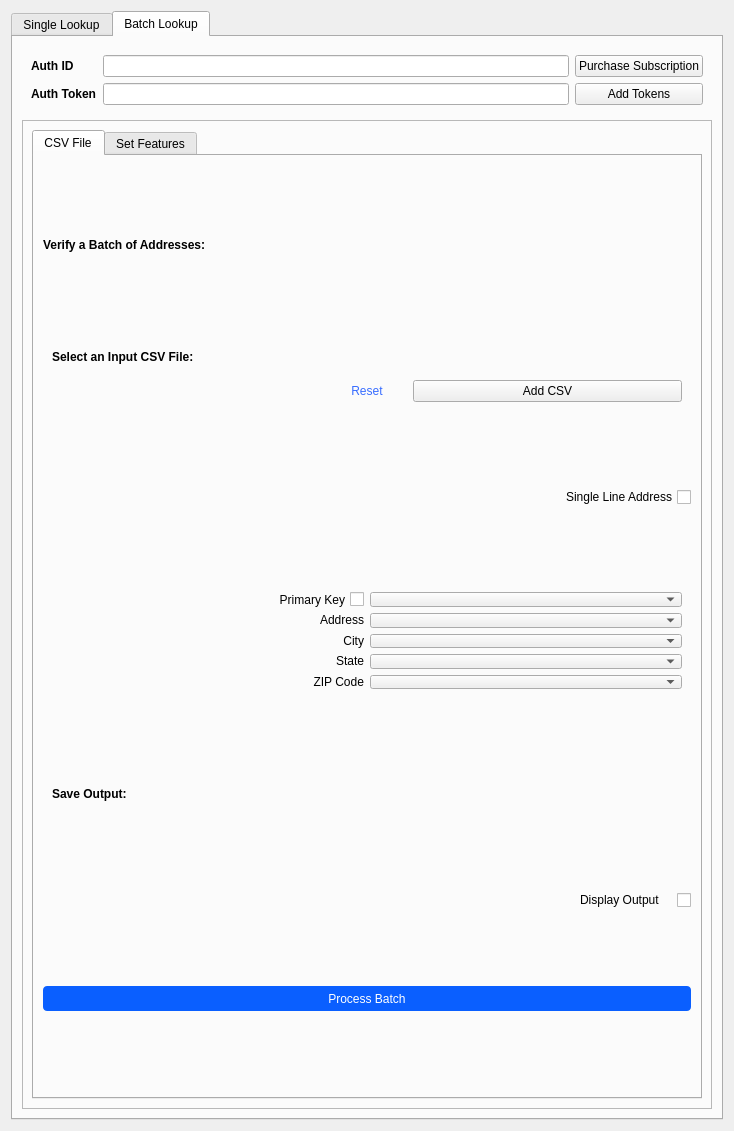
Old version of the form smarty/smarty_dialog_base.ui in the repository smarty/qgis-plugin.
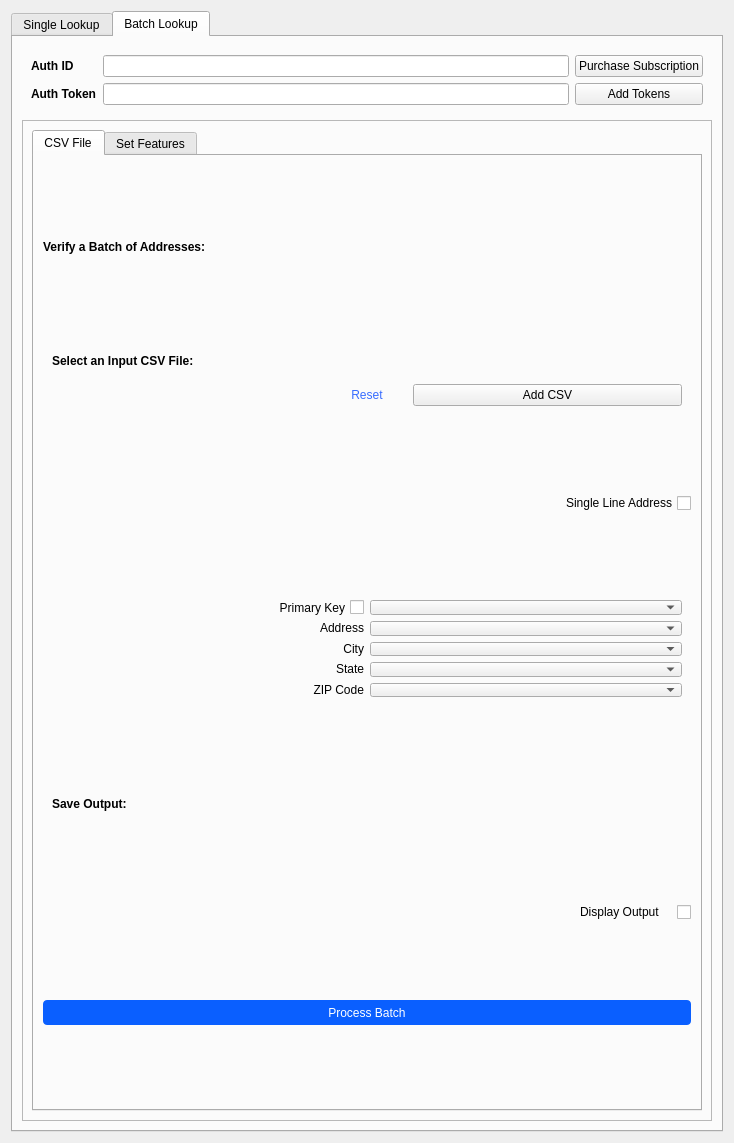
New version of the form. The open tabs and pages were chosen to show the change. Custom widgets are drawn as their Qt base class.

Commit message: Tried helping the tabs resizing... doesn't like anything

Diff of the .ui file:
```diff
--- a/smarty/smarty_dialog_base.ui
+++ b/smarty/smarty_dialog_base.ui
@@ -7,11 +7,11 @@
     <x>0</x>
     <y>0</y>
     <width>734</width>
-    <height>1131</height>
+    <height>1143</height>
    </rect>
   </property>
   <property name="sizePolicy">
-   <sizepolicy hsizetype="Fixed" vsizetype="Preferred">
+   <sizepolicy hsizetype="Ignored" vsizetype="Ignored">
     <horstretch>0</horstretch>
     <verstretch>0</verstretch>
    </sizepolicy>
@@ -25,6 +25,12 @@
    </property>
    <item row="0" column="1">
     <widget class="QTabWidget" name="tabWidget">
+     <property name="sizePolicy">
+      <sizepolicy hsizetype="Expanding" vsizetype="Expanding">
+       <horstretch>0</horstretch>
+       <verstretch>0</verstretch>
+      </sizepolicy>
+     </property>
      <property name="minimumSize">
       <size>
        <width>400</width>
```
Left out of the diff: 2 changed lines with no effect on the pictures. The commit also changes 1 other file.
